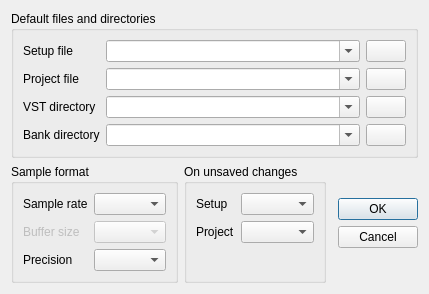
First picture: the form in src/common/views/configdialog.ui, repository rbarreiros/vstboard, before the edit.
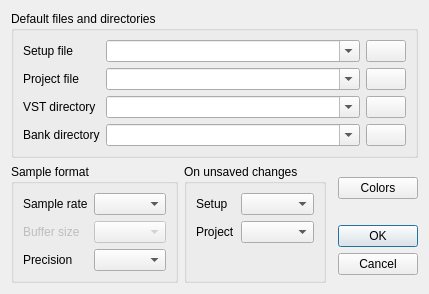
Second picture: the form after the edit. Icons and pictures are not drawn.

Commit message: color config dialog, no load/save support yet

```diff
--- a/src/common/views/configdialog.ui
+++ b/src/common/views/configdialog.ui
@@ -216,7 +216,7 @@
      </layout>
     </widget>
    </item>
-   <item row="2" column="1">
+   <item row="3" column="1" rowspan="2">
     <widget class="QGroupBox" name="groupSampleFormat">
      <property name="sizePolicy">
       <sizepolicy hsizetype="Fixed" vsizetype="Expanding">
@@ -268,7 +268,7 @@
      </layout>
     </widget>
    </item>
-   <item row="2" column="2">
+   <item row="3" column="2" rowspan="2">
     <widget class="QGroupBox" name="groupBox_3">
      <property name="sizePolicy">
       <sizepolicy hsizetype="Fixed" vsizetype="Expanding">
@@ -307,7 +307,7 @@
      </layout>
     </widget>
    </item>
-   <item row="2" column="4">
+   <item row="4" column="4">
     <widget class="QDialogButtonBox" name="buttonBox">
      <property name="sizePolicy">
       <sizepolicy hsizetype="Fixed" vsizetype="Fixed">
@@ -323,7 +323,7 @@
      </property>
     </widget>
    </item>
-   <item row="2" column="3">
+   <item row="4" column="3">
     <spacer name="horizontalSpacer">
      <property name="orientation">
       <enum>Qt::Horizontal</enum>
@@ -336,6 +336,13 @@
      </property>
     </spacer>
    </item>
+   <item row="3" column="4">
+    <widget class="QPushButton" name="BtColors">
+     <property name="text">
+      <string>Colors</string>
+     </property>
+    </widget>
+   </item>
   </layout>
  </widget>
  <resources/>
```
The commit also changes 24 other files.
